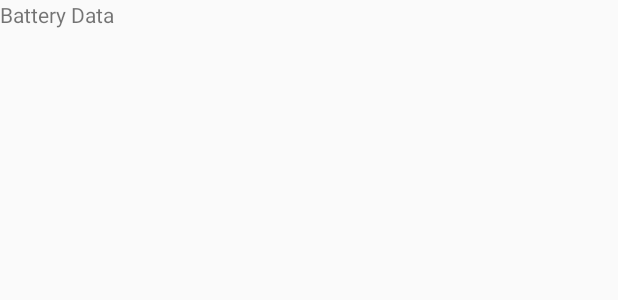
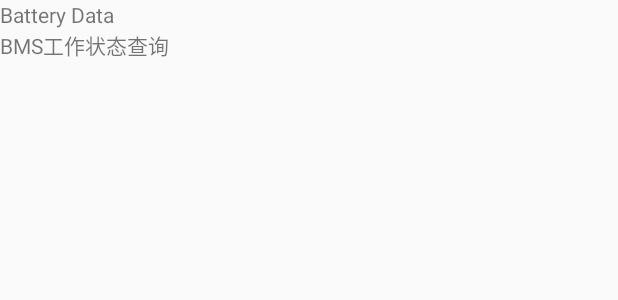
Before and after one commit to Kasiea/GreenearTech, an Android app: the layout bms_data.xml on its own in the app's theme, with its tools: preview values and no code run, on a phone screen of 412 x 824 dp. Shown: the top 300 px of the screen. Run offline under Robolectric (Android 15) with nearby library versions, the phone set to English and light mode, and no system bars.

Commit message:
add BmsWorkStatus Data

```diff
--- a/app/src/main/res/layout/bms_data.xml
+++ b/app/src/main/res/layout/bms_data.xml
@@ -1,12 +1,47 @@
 <?xml version="1.0" encoding="utf-8"?>
 <LinearLayout xmlns:android="http://schemas.android.com/apk/res/android"
     android:layout_width="match_parent"
-    android:layout_height="match_parent">
+    android:layout_height="match_parent"
+    android:orientation="vertical">
 
     <TextView
         android:id="@+id/bms_data"
         android:layout_width="match_parent"
         android:layout_height="wrap_content"
         android:text="Battery Data"/>
+    <TextView
+        android:layout_width="match_parent"
+        android:layout_height="wrap_content"
+        android:text="BMS工作状态查询"/>
+
+    <TextView
+    android:id="@+id/bms_info_id"
+    android:layout_width="match_parent"
+    android:layout_height="wrap_content" />
+
+    <TextView
+        android:id="@+id/bms_env_temp"
+        android:layout_width="match_parent"
+        android:layout_height="wrap_content" />
+
+    <TextView
+        android:id="@+id/bms_bat_curr"
+        android:layout_width="match_parent"
+        android:layout_height="wrap_content" />
+
+    <TextView
+        android:id="@+id/bms_bat_dc_status"
+        android:layout_width="match_parent"
+        android:layout_height="wrap_content" />
+
+    <TextView
+        android:id="@+id/bms_time"
+        android:layout_width="match_parent"
+        android:layout_height="wrap_content" />
+
+    <TextView
+        android:id="@+id/bms_id"
+        android:layout_width="match_parent"
+        android:layout_height="wrap_content" />
 
 </LinearLayout>
```
Also changed, not shown: app/src/main/java/com/greenear/yeqinglu/greeneartech/BmsData.java (+24 -3 lines), app/src/main/java/com/greenear/yeqinglu/greeneartech/JsonData/BmsWorkStatus.java (+9 -16 lines).
